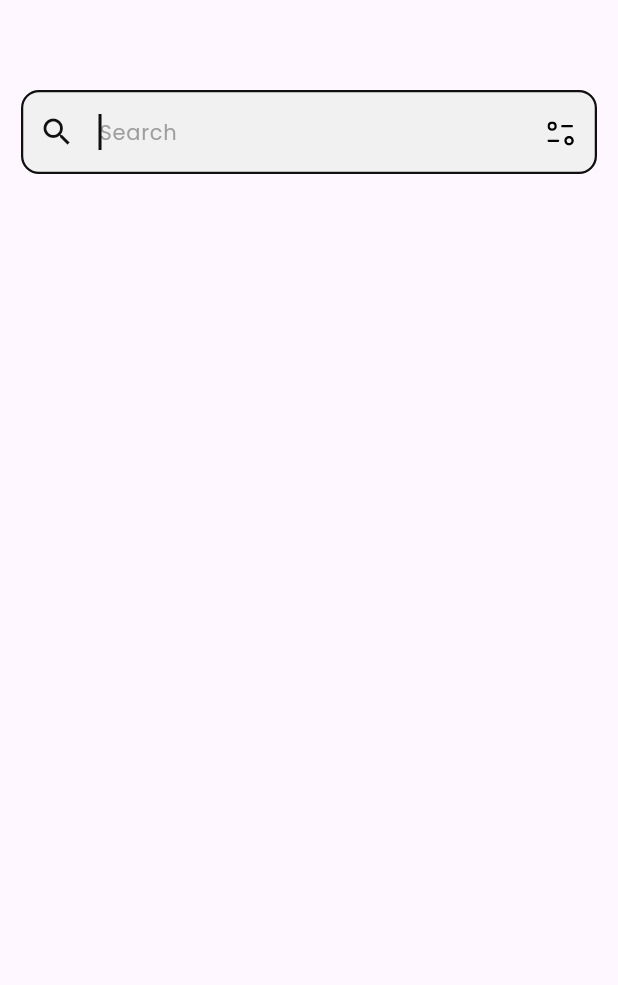
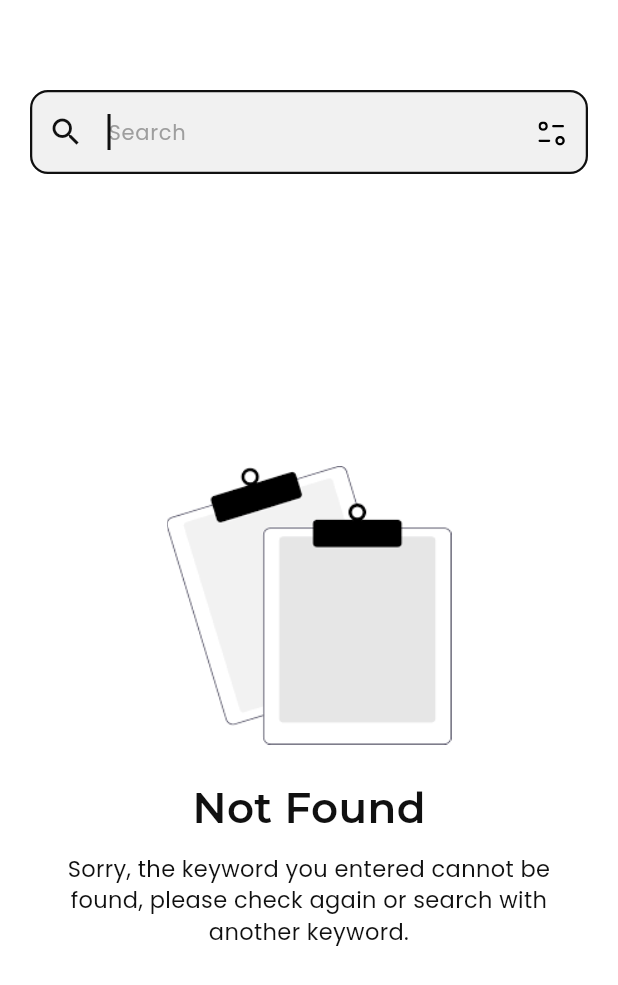
Before and after one commit to Aman-Singh-Rawat/E-Commerce-App, a Flutter app: the SearchScreen screen opened directly, on a phone screen of 412 x 824 dp. Shown: the top 985 px of the screen. Run offline on Flutter 3.47's test engine with Material 3 defaults, Android fonts, the phone set to English and light mode, and no system bars; our stand-ins replace carousel_slider, flutter_rating_bar, flutter_svg, google_fonts, intl_phone_field, transparent_image.

Commit message:
add empty widget in searchview

```diff
--- a/lib/ui/screens/home/search_screen.dart
+++ b/lib/ui/screens/home/search_screen.dart
@@ -1,5 +1,6 @@
 import 'package:flutter/cupertino.dart';
 import 'package:flutter/material.dart';
+import 'package:google_fonts/google_fonts.dart';
 import 'package:shoesy/ui/widgets/search_view.dart';
 import 'package:shoesy/utils/converters.dart';
 
@@ -27,18 +28,55 @@ class _SearchScreenState extends State<SearchScreen> {
     super.dispose();
   }
 
+  Widget _notFoundMessage() {
+    return Column(
+      mainAxisAlignment: MainAxisAlignment.center,
+      children: [
+        Image.asset(
+          "assets/images/img.png",
+          height: 190,
+          width: 190,
+        ),
+        const SizedBox(height: 20),
+        Text(
+          "Not Found",
+          style: GoogleFonts.montserrat(
+            color: const Color(0XFF101010),
+            fontWeight: FontWeight.w600,
+            fontSize: 28,
+          ),
+        ),
+        const SizedBox(height: 10),
+        Text(
+          "Sorry, the keyword you entered cannot be found, please check again or search with another keyword.",
+          style: GoogleFonts.poppins(
+            color: const Color(0XFF101010),
+            fontWeight: FontWeight.w400,
+            fontSize: 15,
+          ),
+          textAlign: TextAlign.center,
+        ),
+      ],
+    );
+  }
+
   @override
   Widget build(BuildContext context) {
     return Scaffold(
-        body: Padding(
-      padding: const EdgeInsets.only(left: 14, right: 14, top: 60),
-      child: Column(
-        children: [
-          SearchView(
-            focusNode: _focusNode,
-          ),
-        ],
+      backgroundColor: Colors.white,
+      body: Padding(
+        padding: const EdgeInsets.only(left: 20, right: 20, top: 60),
+        child: Column(
+          children: [
+            SearchView(focusNode: _focusNode),
+            Expanded(
+              child: Center(
+                child: _notFoundMessage(),
+              ),
+            ),
+          ],
+        ),
       ),
-    ));
+    );
   }
 }
--- a/lib/ui/screens/shared/bottom_navbar.dart
+++ b/lib/ui/screens/shared/bottom_navbar.dart
@@ -42,8 +42,8 @@ class _BottomNavBarState extends State<BottomNavBar> {
               label: "Home",
               activeIcon: Icon(Icons.home)),
           BottomNavigationBarItem(
-            icon: Image.asset(
-              "assets/images/img_cart.png",
+            icon: SvgPicture.asset(
+              "assets/images/ic_outlined_cart.svg",
               height: 24,
               width: 24,
             ),
```
Also changed, not shown: assets/images/ic_outlined_cart.svg (added), assets/images/img.png (added).
